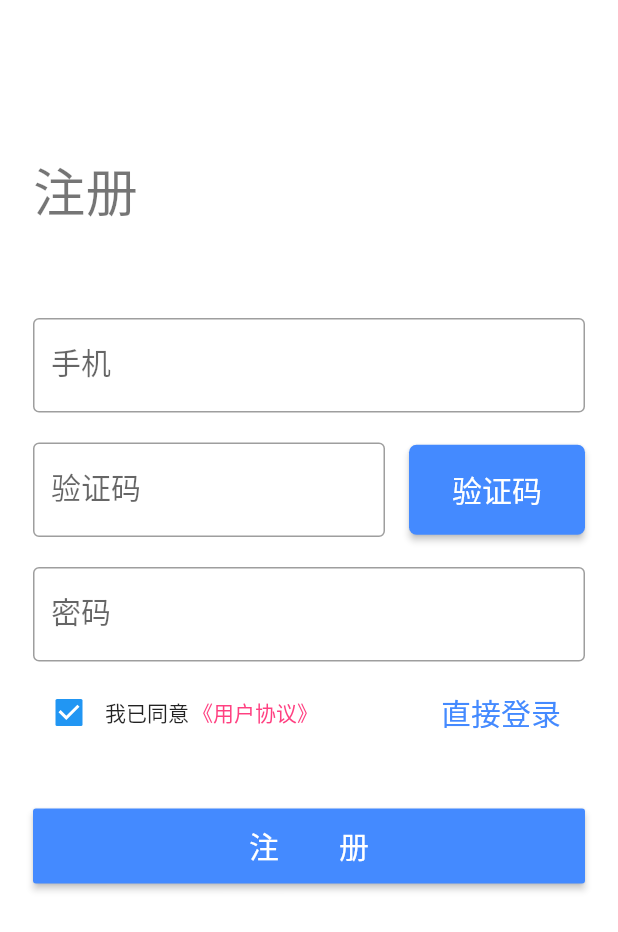
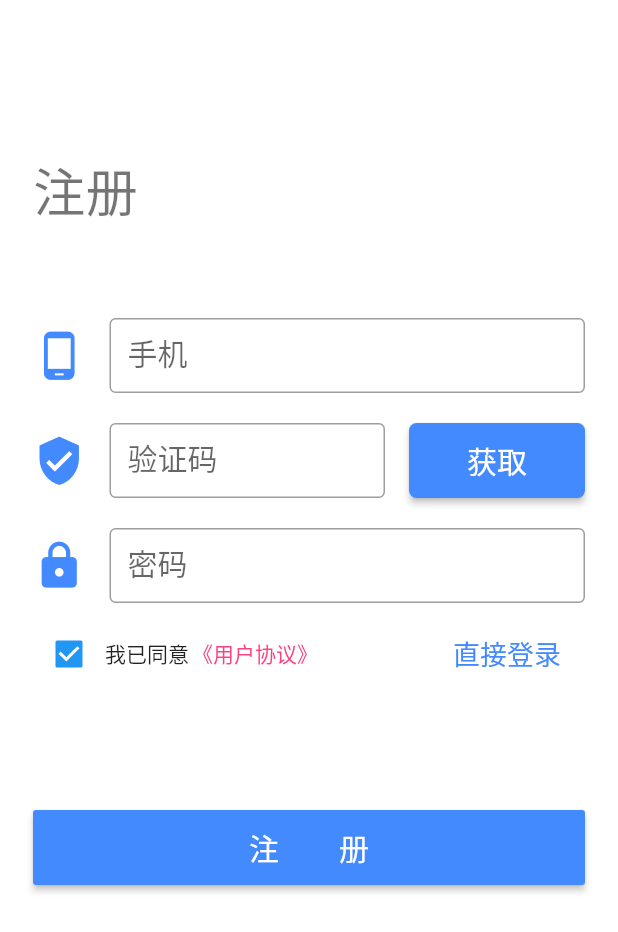
Before and after one commit to chengzhc/homecontrol, a Flutter app: the RegisterPage screen opened directly, after a tap on "直接登录", after a tap on "我要注册", on a phone screen of 412 x 824 dp. Shown: the top 932 px of the screen. Run offline on Flutter 3.47's test engine with Material 2 defaults, Android fonts, the phone set to English and light mode, and no system bars; our stand-ins replace shared_preferences; accounts and stored records are empty; network calls fail.

```diff
--- a/lib/page/RegisterPage.dart
+++ b/lib/page/RegisterPage.dart
@@ -11,10 +11,10 @@ class RegisterPage extends StatefulWidget {
 
 class RegisterPageState extends State<RegisterPage> {
   bool _isAgree = true;
-  Widget title, tf_mobile, tf_passwd, btn_login, row_verifyCode, row_gotoLogin;
-  TextEditingController tf_mobileController,
-      tf_verifyCodeController,
-      tf_passwdController;
+  Widget title, tf_mobile, tf_passwd, btn_register, row_verifyCode, row_gotoLogin;
+  final TextEditingController tf_mobileController = new TextEditingController(),
+      tf_verifyCodeController = new TextEditingController(),
+      tf_passwdController = new TextEditingController();
   Text txt_btnVerifyCode;
 
   Widget build(BuildContext context) {
@@ -22,8 +22,7 @@ class RegisterPageState extends State<RegisterPage> {
     _initView();
     return Scaffold(
         backgroundColor: Color(0xFFFFFFFF),
-        body: Form(
-            child: ListView(
+        body: ListView(
           padding: EdgeInsets.symmetric(horizontal: 22.0, vertical: 100.0),
           children: <Widget>[
             title,
@@ -35,10 +34,10 @@ class RegisterPageState extends State<RegisterPage> {
             tf_passwd,
             SizedBox(height: 10),
             row_gotoLogin,
-            SizedBox(height: 40),
-            btn_login,
+            SizedBox(height: 80),
+            btn_register,
           ],
-        )));
+        ));
   }
 
   void _initData() {}
@@ -54,8 +53,10 @@ class RegisterPageState extends State<RegisterPage> {
         )
       ],
     );
-    tf_mobileController = new TextEditingController();
-    tf_mobile = Row(
+
+    tf_mobile = Container(
+        height: 50,
+        child: Row(
           mainAxisAlignment: MainAxisAlignment.center,
           children: <Widget>[
             Expanded(
@@ -63,15 +64,21 @@ class RegisterPageState extends State<RegisterPage> {
               controller: tf_mobileController,
               style: TextStyle(fontSize: 20),
               decoration: InputDecoration(
+                  icon: Icon(
+                Icons.phone_android,
+                color: Colors.blueAccent,
+                size: 35.0,
+              ),
                 border: OutlineInputBorder(),
                 labelText: '手机',
               ),
             ))
           ],
-    );
+        ));
 
-    tf_verifyCodeController = new TextEditingController();
-    row_verifyCode = Row(
+    row_verifyCode = Container(
+        height: 50,
+        child: Row(
           mainAxisAlignment: MainAxisAlignment.center,
           children: <Widget>[
             Expanded(
@@ -80,6 +87,11 @@ class RegisterPageState extends State<RegisterPage> {
                 controller: tf_verifyCodeController,
                 style: TextStyle(fontSize: 20),
                 decoration: InputDecoration(
+                  icon:  Icon(
+                    Icons.verified_user,
+                    color: Colors.blueAccent,
+                    size: 35.0,
+                  ),
                   border: OutlineInputBorder(),
                   labelText: '验证码',
                 ),
@@ -94,15 +106,16 @@ class RegisterPageState extends State<RegisterPage> {
                 shape: RoundedRectangleBorder(
                     borderRadius: BorderRadius.all(Radius.circular(5))),
                 onPressed: _getVerifyCode,
-            child: Text("验证码",
+                child: Text("获取",
                     style: TextStyle(color: Colors.white, fontSize: 20)),
               ),
             ))
           ],
-    );
+        ));
 
-    tf_passwdController = new TextEditingController();
-    tf_passwd = Row(
+    tf_passwd = Container(
+        height: 50,
+        child: Row(
           mainAxisAlignment: MainAxisAlignment.center,
           children: <Widget>[
             Expanded(
@@ -111,13 +124,20 @@ class RegisterPageState extends State<RegisterPage> {
                   obscureText: true,
                   style: TextStyle(fontSize: 20),
                   decoration: InputDecoration(
+                    icon: Icon(
+                      Icons.lock,
+                      color: Colors.blueAccent,
+                      size: 35.0,
+                    ),
                     border: OutlineInputBorder(),
                     labelText: '密码',
                   ),
             )),
           ],
-    );
-    btn_login = Row(
+        ));
+    btn_register = Container(
+        height: 50,
+        child: Row(
           mainAxisAlignment: MainAxisAlignment.center,
           children: <Widget>[
             Expanded(
@@ -134,7 +154,7 @@ class RegisterPageState extends State<RegisterPage> {
               ),
             ))
           ],
-    );
+        ));
     row_gotoLogin = Row(
       mainAxisAlignment: MainAxisAlignment.spaceBetween,
       children: <Widget>[
@@ -150,16 +170,13 @@ class RegisterPageState extends State<RegisterPage> {
           ),
           Text("我已同意"),
           FlatButton(
-            padding:EdgeInsets.symmetric(horizontal:0, vertical: 0),
+            padding: EdgeInsets.symmetric(horizontal: 0, vertical: 0),
             onPressed: _showProtocol,
             child: Text(
               "《用户协议》",
-            style: TextStyle(
-                color:Colors.pinkAccent
-            ),
+              style: TextStyle(color: Colors.pinkAccent),
             ),
           )
-
         ]),
         FlatButton(
           onPressed: () {
@@ -171,12 +188,21 @@ class RegisterPageState extends State<RegisterPage> {
           },
           child: Text(
             "直接登录",
-            style: TextStyle(fontSize: 20, color: Colors.blueAccent),
+            style: TextStyle(fontSize: 18, color: Colors.blueAccent),
             textAlign: TextAlign.right,
           ),
         )
       ],
     );
+  }
+
+  @override
+  void dispose() {
+    // TODO: implement dispose
+    tf_mobileController.dispose();
+    tf_verifyCodeController.dispose();
+    tf_passwdController.dispose();
+    super.dispose();
   }
 
   void _clickCheckBox() {
@@ -206,7 +232,7 @@ class RegisterPageState extends State<RegisterPage> {
                 ]));
   }
 
-  void _showProtocol(){
+  void _showProtocol() {
     print("showProtol");
   }
 }
```
Lines whose indentation alone changed are shown as unchanged.
